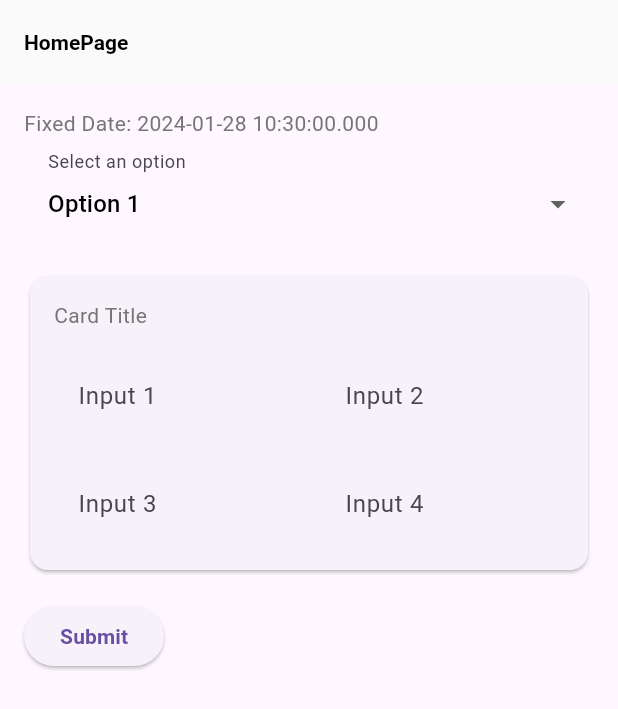
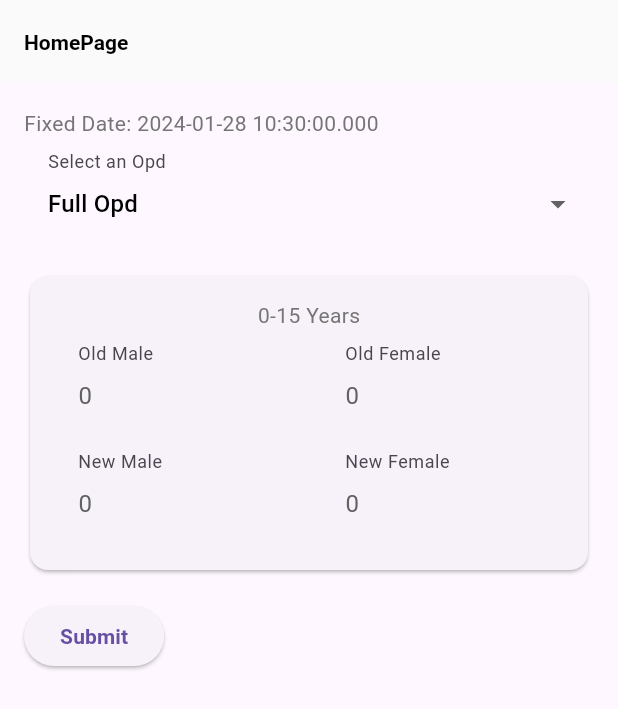
Before and after one commit to shyam1s15/medical_records, a Flutter app: the screen it shows after launch, on a phone screen of 412 x 824 dp. Shown: the top 709 px of the screen. Run offline on Flutter 3.47's test engine with Material 3 defaults, Android fonts, the phone set to English and light mode, and no system bars; our stand-ins replace get, get_storage, url_strategy.

Commit message:
ui inputs improved

```diff
--- a/lib/views/home/home_page.dart
+++ b/lib/views/home/home_page.dart
@@ -3,17 +3,13 @@ import 'package:get/get.dart';
 import 'package:medical_records/controllers/home/home_controller.dart';
 
 class HomePage extends GetView<HomeController> {
-  const HomePage({ Key? key }) : super(key: key);
+  const HomePage({Key? key}) : super(key: key);
 
   @override
   Widget build(BuildContext context) {
-
     return Scaffold(
-    appBar: AppBar(title: Text('HomePage')),
-
-    body: SafeArea(
-      child: MyForm())
-    );
+        appBar: AppBar(title: Text('HomePage')),
+        body: SafeArea(child: MyForm()));
   }
 }
 
@@ -27,14 +23,25 @@ class _MyFormState extends State<MyForm> {
   DateTime fixedDate = DateTime.now();
 
   // Drop-down options
-  List<String> dropdownOptions = ['Option 1', 'Option 2', 'Option 3'];
-  String selectedOption = 'Option 1';
+  List<String> dropdownOptions = ['Full Opd', 'Half Opd', 'No Opd'];
+  String selectedOption = 'Full Opd';
 
   // Text controllers for input boxes
   TextEditingController input1Controller = TextEditingController();
   TextEditingController input2Controller = TextEditingController();
   TextEditingController input3Controller = TextEditingController();
   TextEditingController input4Controller = TextEditingController();
+
+  @override
+  void initState() {
+    // TODO: implement initState
+    super.initState();
+
+    input1Controller.text = '0';
+    input2Controller.text = '0';
+    input3Controller.text = '0';
+    input4Controller.text = '0';
+  }
 
   @override
   Widget build(BuildContext context) {
@@ -60,7 +67,7 @@ class _MyFormState extends State<MyForm> {
                 });
               },
               decoration: InputDecoration(
-                labelText: 'Select an option',
+                labelText: 'Select an Opd',
               ),
             ),
             SizedBox(height: 16.0),
@@ -68,26 +75,28 @@ class _MyFormState extends State<MyForm> {
               child: Padding(
                 padding: const EdgeInsets.all(16.0),
                 child: Column(
-                  crossAxisAlignment: CrossAxisAlignment.start,
+                  crossAxisAlignment: CrossAxisAlignment.center,
                   children: [
-                    Text('Card Title'),
+                    Text('0-15 Years'),
                     SizedBox(height: 16.0),
                     Row(
                       children: [
                         Expanded(
                           child: TextFormField(
+                            keyboardType: TextInputType.number,
                             controller: input1Controller,
                             decoration: InputDecoration(
-                              labelText: 'Input 1',
+                              labelText: 'Old Male',
                             ),
                           ),
                         ),
                         SizedBox(width: 16.0),
                         Expanded(
                           child: TextFormField(
+                            keyboardType: TextInputType.number,
                             controller: input2Controller,
                             decoration: InputDecoration(
-                              labelText: 'Input 2',
+                              labelText: 'Old Female',
                             ),
                           ),
                         ),
@@ -98,18 +107,20 @@ class _MyFormState extends State<MyForm> {
                       children: [
                         Expanded(
                           child: TextFormField(
+                            keyboardType: TextInputType.number,
                             controller: input3Controller,
                             decoration: InputDecoration(
-                              labelText: 'Input 3',
+                              labelText: 'New Male',
                             ),
                           ),
                         ),
                         SizedBox(width: 16.0),
                         Expanded(
                           child: TextFormField(
+                            keyboardType: TextInputType.number,
                             controller: input4Controller,
                             decoration: InputDecoration(
-                              labelText: 'Input 4',
+                              labelText: 'New Female',
                             ),
                           ),
                         ),
```
